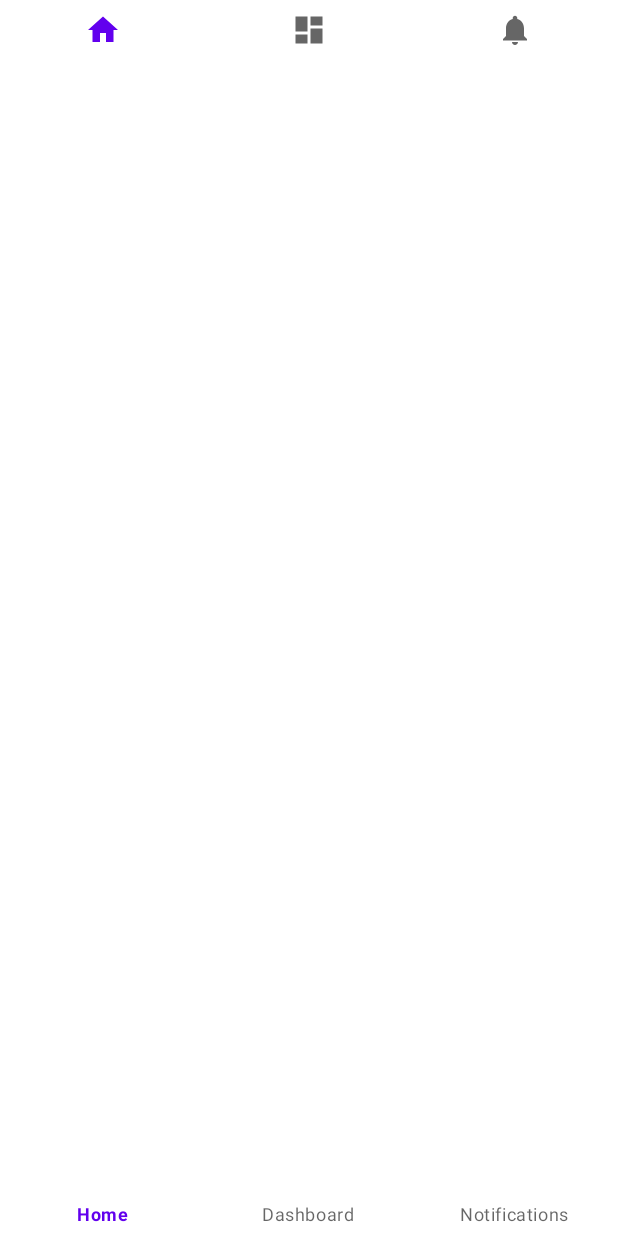
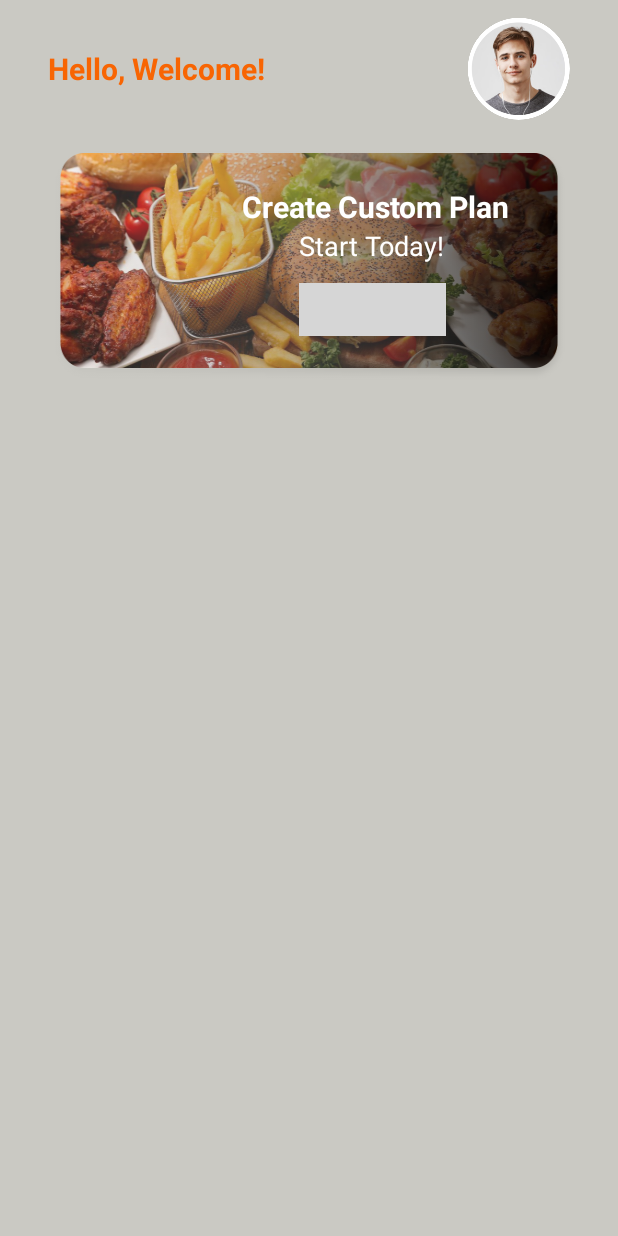
Before and after one commit to CSC207-UofT/course-project-group-048, an Android app: the layout activity_homepage.xml on its own in the app's theme, with its tools: preview values and no code run, on a phone screen of 412 x 824 dp. Run offline under Robolectric (Android 15) with nearby library versions, the phone set to English and light mode, and no system bars; grey boxes are pictures that could not be loaded.

Commit message:
Update activity_homepage.xml

```diff
--- a/app/src/main/res/layout/activity_homepage.xml
+++ b/app/src/main/res/layout/activity_homepage.xml
@@ -1,17 +1,128 @@
 <?xml version="1.0" encoding="utf-8"?>
-<RelativeLayout xmlns:android="http://schemas.android.com/apk/res/android"
+<androidx.constraintlayout.widget.ConstraintLayout xmlns:android="http://schemas.android.com/apk/res/android"
     xmlns:app="http://schemas.android.com/apk/res-auto"
     xmlns:tools="http://schemas.android.com/tools"
     android:layout_width="match_parent"
     android:layout_height="match_parent"
-    android:background="@drawable/gradient_background"
-    tools:context=".activity_homepage">
+    android:background="#CAC9C3">
 
-    <com.google.android.material.bottomnavigation.BottomNavigationView
+    <ScrollView
         android:layout_width="match_parent"
-        android:layout_height="match_parent"
-        android:layout_alignParentBottom="true"
-        android:background="@color/cardview_light_background"
-        app:menu="@menu/bottom_nav_menu"></com.google.android.material.bottomnavigation.BottomNavigationView>
+        android:layout_height="match_parent">
 
-</RelativeLayout>
+        <LinearLayout
+            android:layout_width="match_parent"
+            android:layout_height="wrap_content"
+            android:orientation="vertical">
+
+            <androidx.constraintlayout.widget.ConstraintLayout
+                android:layout_width="match_parent"
+                android:layout_height="match_parent">
+
+                <TextView
+                    android:id="@+id/txtViewHi"
+                    android:layout_width="wrap_content"
+                    android:layout_height="wrap_content"
+                    android:layout_marginStart="32dp"
+                    android:layout_marginTop="32dp"
+                    android:text="Hello, Welcome!"
+                    android:textColor="#F86503"
+                    android:textSize="20sp"
+                    android:textStyle="bold"
+                    app:layout_constraintStart_toStartOf="parent"
+                    app:layout_constraintTop_toTopOf="parent"/>
+
+                <ImageView
+                    android:id="@+id/imageView2"
+                    android:layout_width="wrap_content"
+                    android:layout_height="wrap_content"
+                    android:layout_marginEnd="32dp"
+                    app:layout_constraintBottom_toBottomOf="@+id/txtViewHi"
+                    app:layout_constraintEnd_toEndOf="parent"
+                    app:layout_constraintTop_toTopOf="@+id/txtViewHi"
+                    app:srcCompat="@drawable/profile" />
+
+                <androidx.constraintlayout.widget.ConstraintLayout
+                    android:layout_width="match_parent"
+                    android:layout_height="match_parent"
+                    android:layout_marginStart="32dp"
+                    android:layout_marginTop="16dp"
+                    android:layout_marginEnd="32dp"
+                    app:layout_constraintEnd_toEndOf="parent"
+                    app:layout_constraintStart_toStartOf="parent"
+                    app:layout_constraintTop_toBottomOf="@+id/imageView2">
+
+                    <ImageView
+                        android:id="@+id/imageView3"
+                        android:layout_width="wrap_content"
+                        android:layout_height="wrap_content"
+                        android:scaleType="fitXY"
+                        app:layout_constraintBottom_toBottomOf="parent"
+                        app:layout_constraintEnd_toEndOf="parent"
+                        app:layout_constraintHorizontal_bias="0.0"
+                        app:layout_constraintStart_toStartOf="parent"
+                        app:layout_constraintTop_toTopOf="parent"
+                        app:layout_constraintVertical_bias="0.0"
+                        app:srcCompat="@drawable/banner" />
+
+                    <TextView
+                        android:id="@+id/textView2"
+                        android:layout_width="wrap_content"
+                        android:layout_height="wrap_content"
+                        android:text="Start Today!"
+                        android:textColor="#ffffff"
+                        android:textSize="18sp"
+                        app:layout_constraintEnd_toEndOf="@+id/textView"
+                        app:layout_constraintHorizontal_bias="0.47"
+                        app:layout_constraintStart_toStartOf="@+id/textView"
+                        app:layout_constraintTop_toBottomOf="@+id/textView" />
+
+                    <TextView
+                        android:id="@+id/textView"
+                        android:layout_width="wrap_content"
+                        android:layout_height="wrap_content"
+                        android:layout_marginTop="28dp"
+                        android:layout_marginEnd="40dp"
+                        android:text="Create Custom Plan"
+                        android:textColor="#ffffff"
+                        android:textSize="20sp"
+                        android:textStyle="bold"
+                        app:layout_constraintEnd_toEndOf="parent"
+                        app:layout_constraintTop_toTopOf="@+id/imageView3" />
+
+                    <androidx.constraintlayout.widget.ConstraintLayout
+                        android:layout_width="wrap_content"
+                        android:layout_height="wrap_content"
+                        android:background="@drawable/orange_background"
+                        app:layout_constraintBottom_toBottomOf="parent"
+                        app:layout_constraintEnd_toEndOf="@+id/textView2"
+                        app:layout_constraintStart_toStartOf="@+id/textView2"
+                        app:layout_constraintTop_toBottomOf="@+id/textView2"
+                        app:layout_constraintVertical_bias="0.276">
+
+                        <TextView
+                            android:id="@+id/textView9"
+                            android:layout_width="wrap_content"
+                            android:layout_height="wrap_content"
+                            android:layout_marginStart="16dp"
+                            android:layout_marginTop="8dp"
+                            android:layout_marginEnd="16dp"
+                            android:layout_marginBottom="8dp"
+                            android:text="Order Now"
+                            android:textColor="#ffffff"
+                            app:layout_constraintBottom_toBottomOf="parent"
+                            app:layout_constraintEnd_toEndOf="parent"
+                            app:layout_constraintStart_toStartOf="parent"
+                            app:layout_constraintTop_toTopOf="parent" />
+
+                    </androidx.constraintlayout.widget.ConstraintLayout>
+
+                </androidx.constraintlayout.widget.ConstraintLayout>
+
+            </androidx.constraintlayout.widget.ConstraintLayout>
+
+        </LinearLayout>
+
+    </ScrollView>
+
+</androidx.constraintlayout.widget.ConstraintLayout>
```
